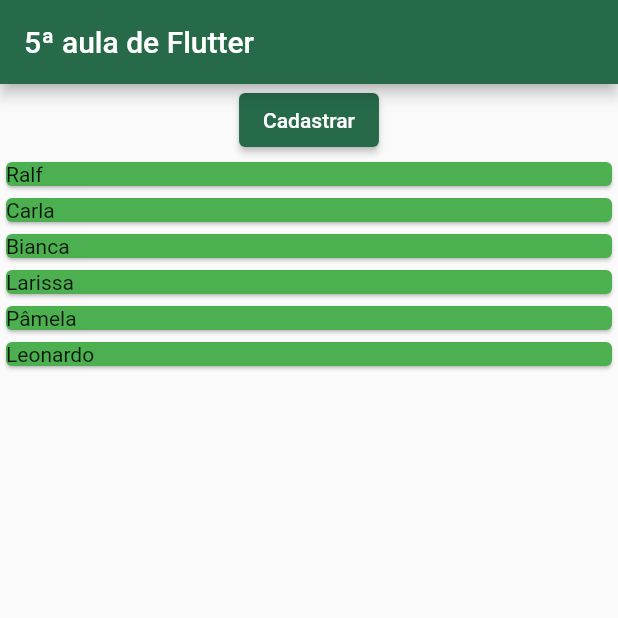
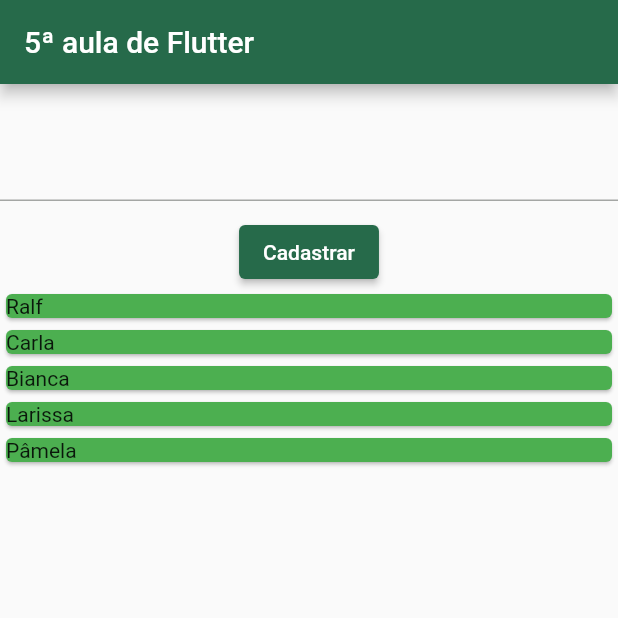
Before and after one commit to ralfslima/todas_tech, a Flutter app: the screen it shows after launch, after a tap on "Cadastrar", on a phone screen of 412 x 824 dp, the top half of it. Run offline on Flutter 3.47's test engine with Material 2 defaults, Android fonts, the light colour scheme and no system bars.

Commit message:
Quinta aula de Flutter

```diff
--- a/Flutter/aula05/lib/main.dart
+++ b/Flutter/aula05/lib/main.dart
@@ -38,6 +38,9 @@ class ConteudoPagina extends State {
   // Lista de nomes
   List<String> nomes = ["Ralf", "Carla", "Bianca", "Larissa", "Pâmela"];
 
+  // Variável para armazenar o nome digitador
+  String? nome;
+
   @override
   Widget build(BuildContext context) {
     return Scaffold(
@@ -47,14 +50,33 @@ class ConteudoPagina extends State {
       body: SizedBox(
         child: Column(
           children: [
-            // Botão
-            ElevatedButton(
-              onPressed: () {
-                setState(() {
-                  nomes.add("Leonardo");
-                });
-              },
-              child: const Text("Cadastrar"),
+            // Caixa de texto e Botão
+            SizedBox(
+              child: Column(
+                children: [
+                  Padding(
+                    padding: const EdgeInsets.only(top: 30),
+                    child: TextField(
+                      onChanged: (valorDigitado) {
+                        setState(() {
+                          nome = valorDigitado;
+                        });
+                      },
+                    ),
+                  ),
+                  Padding(
+                    padding: const EdgeInsets.only(top: 10),
+                    child: ElevatedButton(
+                      onPressed: () {
+                        setState(() {
+                          nomes.add(nome!);
+                        });
+                      },
+                      child: const Text("Cadastrar"),
+                    ),
+                  )
+                ],
+              ),
             ),
 
             // ListView
```
